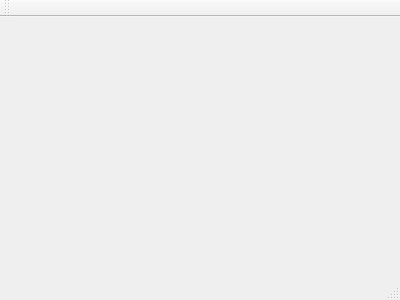
Old version of the form mainwindow.ui in the repository naazeri/SudokuCSP.
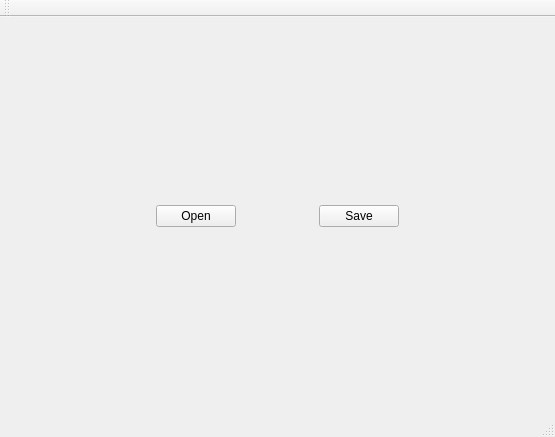
New version of the form.

Commit message: add opacity effect

Patch:
```diff
--- a/mainwindow.ui
+++ b/mainwindow.ui
@@ -1,24 +1,114 @@
 <ui version="4.0">
  <class>MainWindow</class>
- <widget class="QMainWindow" name="MainWindow" >
-  <property name="geometry" >
+ <widget class="QMainWindow" name="MainWindow">
+  <property name="geometry">
    <rect>
     <x>0</x>
     <y>0</y>
-    <width>400</width>
-    <height>300</height>
+    <width>555</width>
+    <height>437</height>
    </rect>
   </property>
   <property name="windowTitle" >
    <string>MainWindow</string>
   </property>
-  <widget class="QMenuBar" name="menuBar" />
-  <widget class="QToolBar" name="mainToolBar" />
-  <widget class="QWidget" name="centralWidget" />
-  <widget class="QStatusBar" name="statusBar" />
+  <widget class="QWidget" name="centralWidget">
+   <layout class="QVBoxLayout" name="verticalLayout" stretch="0,1">
+    <item>
+     <layout class="QHBoxLayout" name="horizontalLayout" stretch="4,1,2,1,4">
+      <property name="spacing">
+       <number>10</number>
+      </property>
+      <property name="sizeConstraint">
+       <enum>QLayout::SetDefaultConstraint</enum>
+      </property>
+      <property name="rightMargin">
+       <number>0</number>
+      </property>
+      <property name="bottomMargin">
+       <number>0</number>
+      </property>
+      <item>
+       <spacer name="horizontalSpacer">
+        <property name="orientation">
+         <enum>Qt::Horizontal</enum>
+        </property>
+        <property name="sizeHint" stdset="0">
+         <size>
+          <width>40</width>
+          <height>20</height>
+         </size>
+        </property>
+       </spacer>
+      </item>
+      <item>
+       <widget class="QPushButton" name="pushButton">
+        <property name="text">
+         <string>Open</string>
+        </property>
+       </widget>
+      </item>
+      <item>
+       <spacer name="horizontalSpacer_3">
+        <property name="orientation">
+         <enum>Qt::Horizontal</enum>
+        </property>
+        <property name="sizeHint" stdset="0">
+         <size>
+          <width>40</width>
+          <height>20</height>
+         </size>
+        </property>
+       </spacer>
+      </item>
+      <item>
+       <widget class="QPushButton" name="pushButton_2">
+        <property name="text">
+         <string>Save</string>
+        </property>
+       </widget>
+      </item>
+      <item>
+       <spacer name="horizontalSpacer_2">
+        <property name="orientation">
+         <enum>Qt::Horizontal</enum>
+        </property>
+        <property name="sizeHint" stdset="0">
+         <size>
+          <width>40</width>
+          <height>20</height>
+         </size>
+        </property>
+       </spacer>
+      </item>
+     </layout>
+    </item>
+    <item>
+     <layout class="QGridLayout" name="gridLayout"/>
+    </item>
+   </layout>
+  </widget>
+  <widget class="QMenuBar" name="menuBar">
+   <property name="geometry">
+    <rect>
+     <x>0</x>
+     <y>0</y>
+     <width>555</width>
+     <height>26</height>
+    </rect>
+   </property>
+  </widget>
+  <widget class="QToolBar" name="mainToolBar">
+   <attribute name="toolBarArea">
+    <enum>TopToolBarArea</enum>
+   </attribute>
+   <attribute name="toolBarBreak">
+    <bool>false</bool>
+   </attribute>
+  </widget>
+  <widget class="QStatusBar" name="statusBar"/>
  </widget>
- <layoutDefault spacing="6" margin="11" />
- <pixmapfunction></pixmapfunction>
+ <layoutdefault spacing="6" margin="11"/>
  <resources/>
  <connections/>
 </ui>
```
Left out of the diff: 3 changed lines with no effect on the pictures. The commit also changes 2 other files.
